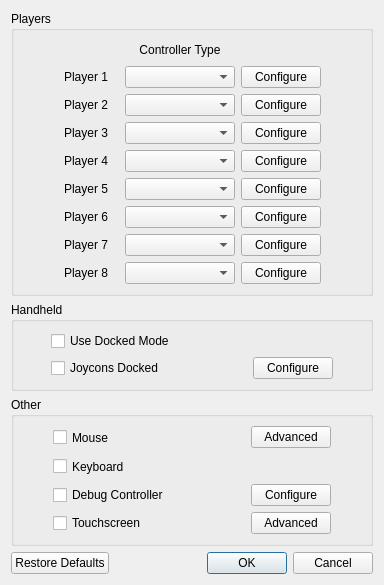
The window that src/yuzu/configuration/configure_input.ui (yuzu-emu-mirror/yuzu) describes before a commit, drawn with Qt 5.
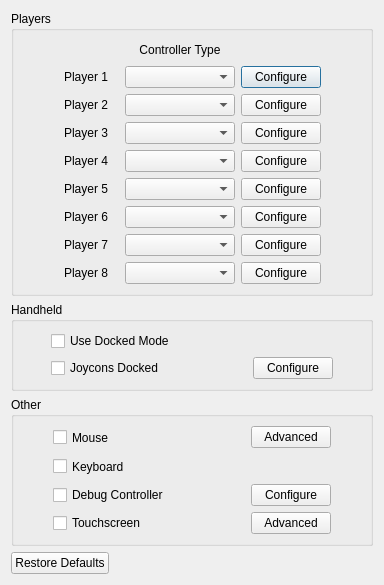
The same window after the commit.

Commit message: Remove configure_input_simple

The edit to the form file:
```diff
--- a/src/yuzu/configuration/configure_input.ui
+++ b/src/yuzu/configuration/configure_input.ui
@@ -478,13 +478,6 @@
          </property>
         </spacer>
        </item>
-       <item>
-        <widget class="QDialogButtonBox" name="buttonBox">
-         <property name="standardButtons">
-          <set>QDialogButtonBox::Cancel|QDialogButtonBox::Ok</set>
-         </property>
-        </widget>
-       </item>
       </layout>
      </item>
     </layout>
```
The commit also changes 7 other files.
